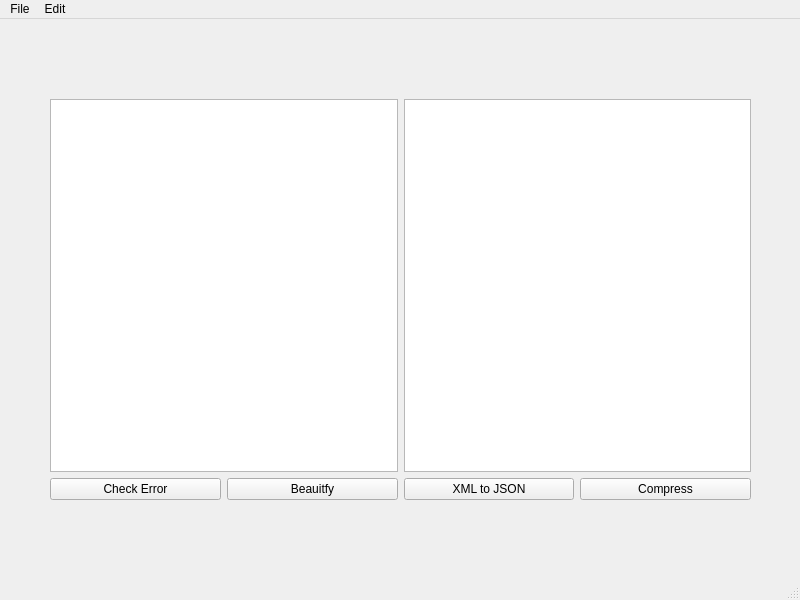
First picture: the form in mainwindow.ui, repository Ahmedkhalifa1999/CSE331-XML-Project, before the edit.
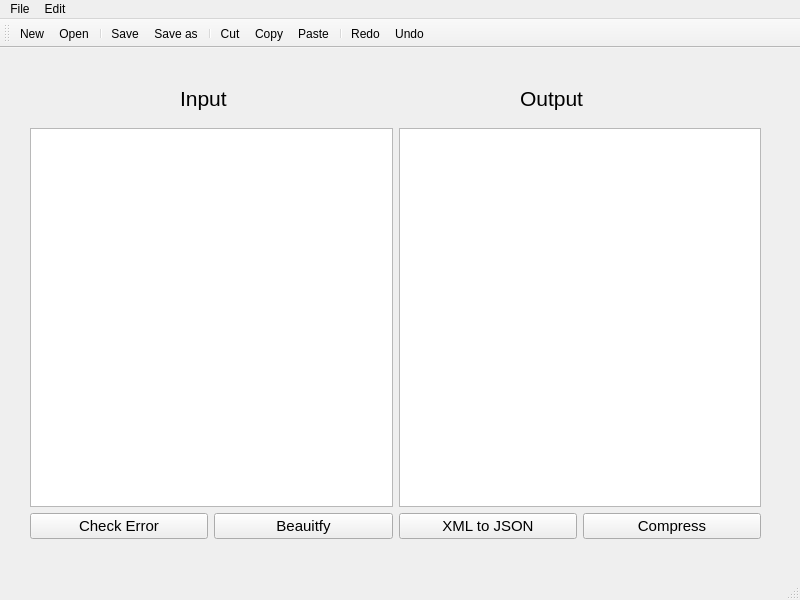
Second picture: the form after the edit. Icons and pictures are not drawn.

```diff
--- a/mainwindow.ui
+++ b/mainwindow.ui
@@ -17,10 +17,10 @@
    <widget class="QWidget" name="layoutWidget">
     <property name="geometry">
      <rect>
-      <x>50</x>
+      <x>30</x>
       <y>80</y>
-      <width>701</width>
-      <height>401</height>
+      <width>731</width>
+      <height>411</height>
      </rect>
     </property>
     <layout class="QVBoxLayout" name="verticalLayout">
@@ -38,6 +38,11 @@
       <layout class="QHBoxLayout" name="horizontalLayout">
        <item>
         <widget class="QPushButton" name="checkError">
+         <property name="font">
+          <font>
+           <pointsize>11</pointsize>
+          </font>
+         </property>
          <property name="text">
           <string>Check Error</string>
          </property>
@@ -45,6 +50,11 @@
        </item>
        <item>
         <widget class="QPushButton" name="beautifyButton">
+         <property name="font">
+          <font>
+           <pointsize>11</pointsize>
+          </font>
+         </property>
          <property name="text">
           <string>Beauitfy</string>
          </property>
@@ -52,6 +62,11 @@
        </item>
        <item>
         <widget class="QPushButton" name="convertButton">
+         <property name="font">
+          <font>
+           <pointsize>11</pointsize>
+          </font>
+         </property>
          <property name="text">
           <string>XML to JSON</string>
          </property>
@@ -59,6 +74,11 @@
        </item>
        <item>
         <widget class="QPushButton" name="compressButton">
+         <property name="font">
+          <font>
+           <pointsize>11</pointsize>
+          </font>
+         </property>
          <property name="text">
           <string>Compress</string>
          </property>
@@ -68,6 +88,42 @@
      </item>
     </layout>
    </widget>
+   <widget class="QLabel" name="label">
+    <property name="geometry">
+     <rect>
+      <x>180</x>
+      <y>30</y>
+      <width>71</width>
+      <height>41</height>
+     </rect>
+    </property>
+    <property name="font">
+     <font>
+      <pointsize>16</pointsize>
+     </font>
+    </property>
+    <property name="text">
+     <string>Input</string>
+    </property>
+   </widget>
+   <widget class="QLabel" name="label_2">
+    <property name="geometry">
+     <rect>
+      <x>520</x>
+      <y>30</y>
+      <width>91</width>
+      <height>41</height>
+     </rect>
+    </property>
+    <property name="font">
+     <font>
+      <pointsize>16</pointsize>
+     </font>
+    </property>
+    <property name="text">
+     <string>Output</string>
+    </property>
+   </widget>
   </widget>
   <widget class="QMenuBar" name="menubar">
    <property name="geometry">
@@ -103,6 +159,29 @@
    <addaction name="menuEdit"/>
   </widget>
   <widget class="QStatusBar" name="statusbar"/>
+  <widget class="QToolBar" name="toolBar">
+   <property name="windowTitle">
+    <string>toolBar</string>
+   </property>
+   <attribute name="toolBarArea">
+    <enum>TopToolBarArea</enum>
+   </attribute>
+   <attribute name="toolBarBreak">
+    <bool>false</bool>
+   </attribute>
+   <addaction name="actionNew"/>
+   <addaction name="actionOpen"/>
+   <addaction name="separator"/>
+   <addaction name="actionSave"/>
+   <addaction name="actionSave_as"/>
+   <addaction name="separator"/>
+   <addaction name="actionCut"/>
+   <addaction name="actionCopy"/>
+   <addaction name="actionPaste"/>
+   <addaction name="separator"/>
+   <addaction name="actionRedo"/>
+   <addaction name="actionUndo"/>
+  </widget>
   <action name="actionNew">
    <property name="text">
     <string>New</string>
```
Left out of the diff: 40 changed lines with no effect on the pictures.
